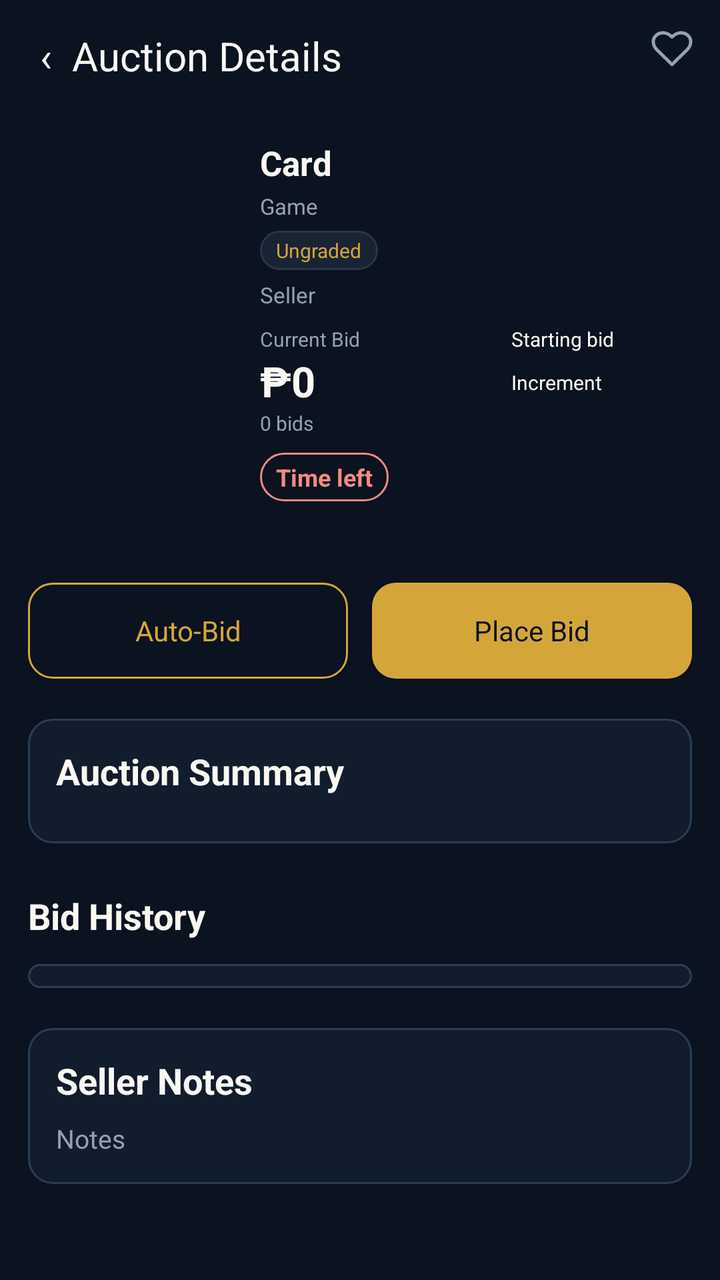
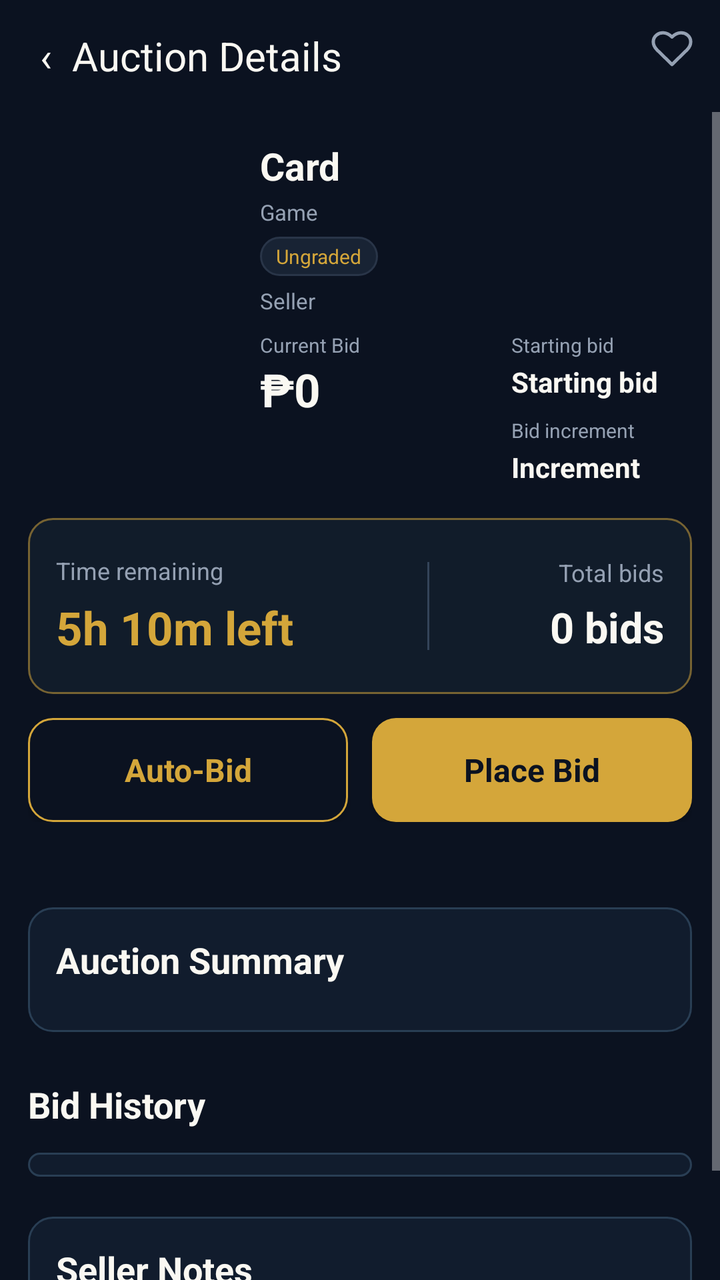

An Android layout rendered at two revisions. The XML below is the earlier revision; the diff shows what the commit changed to produce the second picture.
<!-- AndroidManifest.xml: application theme Theme.Deckbid -->
<!-- res/layout/activity_auction_details.xml -->
<?xml version="1.0" encoding="utf-8"?>
<LinearLayout xmlns:android="http://schemas.android.com/apk/res/android"
        android:layout_width="match_parent"
        android:layout_height="match_parent"
        android:orientation="vertical"
        android:fitsSystemWindows="true"
        android:background="#0B1220">
    <LinearLayout
        android:layout_width="match_parent"
        android:layout_height="56dp"
        android:orientation="horizontal"
        android:gravity="center_vertical">
        <Button
        android:id="@+id/auction_back"
        android:layout_width="0dp"
        android:layout_height="56dp"
        android:background="@android:color/transparent"
        android:backgroundTint="@null"
        android:text="‹  Auction Details"
        android:textSize="20sp"
        android:textAllCaps="false"
        android:textColor="#FAF8F2"
        android:layout_weight="1"
        android:gravity="start|center_vertical"
        android:paddingStart="20dp"
        android:paddingEnd="20dp" />
        <ImageButton
        android:id="@+id/auction_save"
        android:layout_width="48dp"
        android:layout_height="48dp"
        android:layout_gravity="top|end"
        android:padding="13dp"
        android:src="@drawable/auction_heart"
        android:background="?android:attr/selectableItemBackground"
        android:contentDescription="Save to watchlist" />
    </LinearLayout>
    <ScrollView
        android:layout_width="match_parent"
        android:layout_height="0dp"
        android:layout_weight="1">
        <LinearLayout
        android:layout_width="match_parent"
        android:layout_height="wrap_content"
        android:orientation="vertical"
        android:padding="14dp">
            <LinearLayout
        android:layout_width="match_parent"
        android:layout_height="wrap_content"
        android:orientation="horizontal"
        android:gravity="top">
                <ImageView
        android:id="@+id/detail_auction_image"
        android:layout_width="104dp"
        android:layout_height="158dp"
        android:scaleType="fitCenter"
        android:layout_marginTop="2dp" />
                <LinearLayout
        android:layout_width="0dp"
        android:layout_height="wrap_content"
        android:layout_weight="1"
        android:layout_marginStart="12dp"
        android:orientation="vertical">
                    <TextView
        android:id="@+id/detail_auction_name"
        android:layout_width="match_parent"
        android:layout_height="wrap_content"
        android:text="Card"
        android:textSize="17sp"
        android:textColor="#FAF8F2"
        android:textStyle="bold" />
                    <TextView
        android:id="@+id/detail_auction_game"
        android:layout_width="match_parent"
        android:layout_height="wrap_content"
        android:text="Game"
        android:textSize="11sp"
        android:textColor="#95A1B3"
        android:layout_marginTop="3dp" />
                    <TextView
        android:id="@+id/detail_auction_grade"
        android:layout_width="wrap_content"
        android:layout_height="wrap_content"
        android:text="Ungraded"
        android:textSize="10sp"
        android:textColor="#D4A63A"
        android:layout_marginTop="5dp"
        android:background="@drawable/input_background"
        android:paddingStart="8dp"
        android:paddingEnd="8dp"
        android:paddingTop="3dp"
        android:paddingBottom="3dp" />
                    <TextView
        android:id="@+id/detail_auction_seller"
        android:layout_width="match_parent"
        android:layout_height="wrap_content"
        android:text="Seller"
        android:textSize="11sp"
        android:textColor="#95A1B3"
        android:layout_marginTop="5dp" />
                    <LinearLayout
        android:layout_width="match_parent"
        android:layout_height="wrap_content"
        android:orientation="horizontal"
        android:gravity="top"
        android:layout_marginTop="8dp">
                        <LinearLayout
        android:layout_width="0dp"
        android:layout_height="wrap_content"
        android:layout_weight="1.2"
        android:orientation="vertical">
                            <TextView
        android:layout_width="match_parent"
        android:layout_height="wrap_content"
        android:text="Current Bid"
        android:textSize="10sp"
        android:textColor="#95A1B3" />
                            <TextView
        android:id="@+id/detail_auction_bid"
        android:layout_width="match_parent"
        android:layout_height="wrap_content"
        android:text="₱0"
        android:textSize="21sp"
        android:textColor="#FAF8F2"
        android:textStyle="bold" />
                            <TextView
        android:id="@+id/detail_auction_count"
        android:layout_width="match_parent"
        android:layout_height="wrap_content"
        android:text="0 bids"
        android:textSize="10sp"
        android:textColor="#95A1B3" />
                        </LinearLayout>
                        <LinearLayout
        android:layout_width="0dp"
        android:layout_height="wrap_content"
        android:orientation="vertical"
        android:layout_weight="1"
        android:paddingStart="8dp">
                            <TextView
        android:id="@+id/detail_auction_start"
        android:layout_width="match_parent"
        android:layout_height="wrap_content"
        android:text="Starting bid"
        android:textSize="10sp"
        android:textColor="#FAF8F2" />
                            <TextView
        android:id="@+id/detail_auction_increment"
        android:layout_width="match_parent"
        android:layout_height="wrap_content"
        android:text="Increment"
        android:textSize="10sp"
        android:textColor="#FAF8F2"
        android:layout_marginTop="8dp" />
                        </LinearLayout>
                    </LinearLayout>
                    <TextView
        android:id="@+id/detail_auction_time"
        android:layout_width="wrap_content"
        android:layout_height="wrap_content"
        android:text="Time left"
        android:textSize="12sp"
        android:textColor="#F28B82"
        android:layout_marginTop="8dp"
        android:textStyle="bold"
        android:background="@drawable/auction_time_badge"
        android:paddingStart="8dp"
        android:paddingEnd="8dp"
        android:paddingTop="4dp"
        android:paddingBottom="4dp" />
                </LinearLayout>
            </LinearLayout>
            <TextView
        android:id="@+id/detail_auction_status"
        android:layout_width="match_parent"
        android:layout_height="wrap_content"
        android:text=""
        android:textSize="11sp"
        android:textColor="#D4A63A"
        android:layout_marginTop="10dp" />
            <LinearLayout
        android:layout_width="match_parent"
        android:layout_height="wrap_content"
        android:orientation="horizontal"
        android:gravity="center_vertical"
        android:layout_marginTop="16dp">
                <Button
        android:id="@+id/auction_auto_bid"
        android:layout_width="0dp"
        android:layout_height="48dp"
        android:background="@drawable/button_outline"
        android:backgroundTint="@null"
        android:text="Auto-Bid"
        android:textSize="14sp"
        android:textAllCaps="false"
        android:textColor="#D4A63A"
        android:layout_weight="1"
        android:layout_marginEnd="6dp" />
                <Button
        android:id="@+id/auction_place_bid"
        android:layout_width="0dp"
        android:layout_height="48dp"
        android:background="@drawable/button_gold"
        android:backgroundTint="@null"
        android:text="Place Bid"
        android:textSize="14sp"
        android:textAllCaps="false"
        android:textColor="#0B1220"
        android:layout_weight="1"
        android:layout_marginStart="6dp" />
            </LinearLayout>
            <LinearLayout
        android:layout_width="match_parent"
        android:layout_height="wrap_content"
        android:orientation="vertical"
        android:background="@drawable/binder_panel"
        android:padding="14dp"
        android:layout_marginTop="20dp">
                <TextView
        android:layout_width="match_parent"
        android:layout_height="wrap_content"
        android:text="Auction Summary"
        android:textSize="18sp"
        android:textColor="#FAF8F2"
        android:textStyle="bold"
        android:layout_marginBottom="10dp" />
                <LinearLayout
        android:id="@+id/auction_summary"
        android:layout_width="match_parent"
        android:layout_height="wrap_content"
        android:orientation="vertical" />
            </LinearLayout>
            <TextView
        android:layout_width="match_parent"
        android:layout_height="wrap_content"
        android:text="Bid History"
        android:textSize="18sp"
        android:textColor="#FAF8F2"
        android:textStyle="bold"
        android:layout_marginTop="24dp"
        android:layout_marginBottom="12dp" />
            <LinearLayout
        android:id="@+id/auction_history"
        android:layout_width="match_parent"
        android:layout_height="wrap_content"
        android:orientation="vertical"
        android:background="@drawable/binder_panel"
        android:padding="6dp" />
            <LinearLayout
        android:layout_width="match_parent"
        android:layout_height="wrap_content"
        android:orientation="vertical"
        android:layout_marginTop="20dp"
        android:background="@drawable/binder_panel"
        android:padding="14dp">
                <TextView
        android:layout_width="match_parent"
        android:layout_height="wrap_content"
        android:text="Seller Notes"
        android:textSize="18sp"
        android:textColor="#FAF8F2"
        android:textStyle="bold" />
                <TextView
        android:id="@+id/auction_notes"
        android:layout_width="match_parent"
        android:layout_height="wrap_content"
        android:text="Notes"
        android:textSize="13sp"
        android:textColor="#95A1B3"
        android:layout_marginTop="8dp" />
            </LinearLayout>
        </LinearLayout>
    </ScrollView>
</LinearLayout>
<!-- resources referenced by this layout -->
<resources>
  <!-- drawable auction_heart (drawable) -->
  <?xml version="1.0" encoding="utf-8"?>
  <vector xmlns:android="http://schemas.android.com/apk/res/android"
      android:width="22dp"
      android:height="22dp"
      android:viewportWidth="24"
      android:viewportHeight="24">
      <path
          android:fillColor="#00000000"
          android:strokeColor="#95A1B3"
          android:strokeWidth="1.8"
          android:strokeLineJoin="round"
          android:pathData="M12,21 L3.8,13 C-2,7 6,0 12,6 C18,0 26,7 20.2,13 Z"/>
  </vector>
  <!-- drawable auction_time_badge (drawable) -->
  <shape xmlns:android="http://schemas.android.com/apk/res/android" android:shape="rectangle"><solid android:color="#0B1220"/><stroke android:width="1dp" android:color="#F28B82"/><corners android:radius="14dp"/></shape>
  <!-- drawable binder_panel (drawable) -->
  <?xml version="1.0" encoding="utf-8"?>
  <shape xmlns:android="http://schemas.android.com/apk/res/android">
      <solid
          android:color="#111C2D"/>
      <corners
          android:radius="12dp"/>
      <stroke
          android:width="1dp"
          android:color="#293E54"/>
  </shape>
  <!-- drawable button_gold (drawable) -->
  <?xml version="1.0" ?>
  <shape xmlns:android="http://schemas.android.com/apk/res/android" android:shape="rectangle">
      <solid android:color="@color/gold"/>
      <corners android:radius="12dp"/>
  </shape>
  <!-- drawable button_outline (drawable) -->
  <?xml version="1.0" ?>
  <shape xmlns:android="http://schemas.android.com/apk/res/android" android:shape="rectangle">
      <solid android:color="@color/background"/>
      <corners android:radius="12dp"/>
      <stroke
          android:width="1dp"
          android:color="@color/gold"/>
  </shape>
  <!-- drawable input_background (drawable) -->
  <?xml version="1.0" ?>
  <shape xmlns:android="http://schemas.android.com/apk/res/android" android:shape="rectangle">
      <solid android:color="@color/surface"/>
      <corners android:radius="12dp"/>
      <stroke
          android:width="1dp"
          android:color="@color/border"/>
  </shape>
  <style name="Theme.Deckbid" parent="android:style/Theme.Material.NoActionBar">
          <item name="android:fontFamily">sans-serif</item>
          <item name="android:colorAccent">#D4A63A</item>
          <item name="android:windowBackground">#0B1220</item>
          <item name="android:statusBarColor">#0B1220</item>
          <item name="android:navigationBarColor">#0B1220</item>
          <item name="android:windowLightStatusBar">false</item>
      </style>
  <color name="gold">#D4A63A</color>
  <color name="background">#0B1220</color>
  <color name="surface">#182334</color>
  <color name="border">#293548</color>
</resources>

<!-- the commit's change to res/layout/activity_auction_details.xml (unified diff, before → after) -->
@@ -65,7 +65,7 @@
         android:layout_width="match_parent"
         android:layout_height="wrap_content"
         android:text="Card"
-        android:textSize="17sp"
+        android:textSize="19sp"
         android:textColor="#FAF8F2"
         android:textStyle="bold" />
                     <TextView
@@ -119,16 +119,9 @@
         android:layout_width="match_parent"
         android:layout_height="wrap_content"
         android:text="₱0"
-        android:textSize="21sp"
-        android:textColor="#FAF8F2"
-        android:textStyle="bold" />
-                            <TextView
-        android:id="@+id/detail_auction_count"
-        android:layout_width="match_parent"
-        android:layout_height="wrap_content"
-        android:text="0 bids"
-        android:textSize="10sp"
-        android:textColor="#95A1B3" />
+        android:textSize="23sp"
+        android:textColor="#FAF8F2"
+        android:textStyle="bold" />
                         </LinearLayout>
                         <LinearLayout
         android:layout_width="0dp"
@@ -137,37 +130,144 @@
         android:layout_weight="1"
         android:paddingStart="8dp">
                             <TextView
-        android:id="@+id/detail_auction_start"
         android:layout_width="match_parent"
         android:layout_height="wrap_content"
         android:text="Starting bid"
         android:textSize="10sp"
-        android:textColor="#FAF8F2" />
+        android:textColor="#95A1B3"
+        android:layout_marginTop="0dp" />
+                            <TextView
+        android:id="@+id/detail_auction_start"
+        android:layout_width="match_parent"
+        android:layout_height="wrap_content"
+        android:text="Starting bid"
+        android:textSize="14sp"
+        android:textColor="#FAF8F2"
+        android:layout_marginTop="2dp"
+        android:textStyle="bold" />
+                            <TextView
+        android:layout_width="match_parent"
+        android:layout_height="wrap_content"
+        android:text="Bid increment"
+        android:textSize="10sp"
+        android:textColor="#95A1B3"
+        android:layout_marginTop="8dp" />
                             <TextView
         android:id="@+id/detail_auction_increment"
         android:layout_width="match_parent"
         android:layout_height="wrap_content"
         android:text="Increment"
-        android:textSize="10sp"
-        android:textColor="#FAF8F2"
-        android:layout_marginTop="8dp" />
+        android:textSize="14sp"
+        android:textColor="#FAF8F2"
+        android:layout_marginTop="2dp"
+        android:textStyle="bold" />
                         </LinearLayout>
                     </LinearLayout>
+                </LinearLayout>
+            </LinearLayout>
+            <LinearLayout
+        android:layout_width="match_parent"
+        android:layout_height="wrap_content"
+        android:orientation="horizontal"
+        android:gravity="center_vertical"
+        android:background="@drawable/auction_focus_panel"
+        android:padding="14dp"
+        android:layout_marginTop="16dp"
+        android:minHeight="88dp"
+        android:baselineAligned="false">
+                <LinearLayout
+        android:layout_width="0dp"
+        android:layout_height="wrap_content"
+        android:layout_weight="1.7"
+        android:orientation="vertical">
+                    <TextView
+        android:layout_width="match_parent"
+        android:layout_height="wrap_content"
+        android:text="Time remaining"
+        android:textSize="12sp"
+        android:textColor="#95A1B3" />
                     <TextView
         android:id="@+id/detail_auction_time"
-        android:layout_width="wrap_content"
-        android:layout_height="wrap_content"
-        android:text="Time left"
+        android:layout_width="match_parent"
+        android:layout_height="wrap_content"
+        android:text="5h 10m left"
+        android:textColor="#D4A63A"
+        android:textSize="23sp"
+        android:textStyle="bold"
+        android:layout_marginTop="5dp" />
+                </LinearLayout>
+                <View
+        android:layout_width="1dp"
+        android:layout_height="44dp"
+        android:background="#344459"
+        android:layout_marginStart="10dp"
+        android:layout_marginEnd="14dp" />
+                <LinearLayout
+        android:layout_width="0dp"
+        android:layout_height="wrap_content"
+        android:layout_weight="1"
+        android:orientation="vertical"
+        android:gravity="end">
+                    <TextView
+        android:layout_width="match_parent"
+        android:layout_height="wrap_content"
+        android:text="Total bids"
         android:textSize="12sp"
-        android:textColor="#F28B82"
-        android:layout_marginTop="8dp"
-        android:textStyle="bold"
-        android:background="@drawable/auction_time_badge"
-        android:paddingStart="8dp"
-        android:paddingEnd="8dp"
-        android:paddingTop="4dp"
-        android:paddingBottom="4dp" />
+        android:textColor="#95A1B3"
+        android:gravity="end" />
+                    <TextView
+        android:id="@+id/detail_auction_count"
+        android:layout_width="match_parent"
+        android:layout_height="wrap_content"
+        android:text="0 bids"
+        android:textSize="21sp"
+        android:textColor="#FAF8F2"
+        android:textStyle="bold"
+        android:gravity="end"
+        android:layout_marginTop="5dp" />
                 </LinearLayout>
+            </LinearLayout>
+            <LinearLayout
+        android:layout_width="match_parent"
+        android:layout_height="wrap_content"
+        android:orientation="horizontal"
+        android:gravity="center_vertical"
+        android:layout_marginTop="12dp"
+        android:baselineAligned="false">
+                <Button
+        android:id="@+id/auction_auto_bid"
+        android:layout_width="0dp"
+        android:layout_height="52dp"
+        android:background="@drawable/button_outline"
+        android:backgroundTint="@null"
+        android:text="Auto-Bid"
+        android:textSize="16sp"
+        android:textAllCaps="false"
+        android:textColor="#D4A63A"
+        android:layout_weight="1"
+        android:layout_marginEnd="6dp"
+        android:textStyle="bold"
+        android:gravity="center"
+        android:paddingStart="4dp"
+        android:paddingEnd="4dp"
+        android:minWidth="0dp" />
+                <Button
+        android:id="@+id/auction_place_bid"
+        android:layout_width="0dp"
+        android:layout_height="52dp"
+        android:background="@drawable/button_gold"
+        android:backgroundTint="@null"
+        android:text="Place Bid"
+        android:textSize="16sp"
+        android:textAllCaps="false"
+        android:textColor="#0B1220"
+        android:layout_weight="1"
+        android:layout_marginStart="6dp"
+        android:textStyle="bold"
+        android:gravity="center"
+        android:paddingStart="4dp"
+        android:paddingEnd="4dp"
+        android:minWidth="0dp" />
             </LinearLayout>
             <TextView
         android:id="@+id/detail_auction_status"
@@ -176,38 +276,7 @@
         android:text=""
         android:textSize="11sp"
         android:textColor="#D4A63A"
-        android:layout_marginTop="10dp" />
-            <LinearLayout
-        android:layout_width="match_parent"
-        android:layout_height="wrap_content"
-        android:orientation="horizontal"
-        android:gravity="center_vertical"
-        android:layout_marginTop="16dp">
-                <Button
-        android:id="@+id/auction_auto_bid"
-        android:layout_width="0dp"
-        android:layout_height="48dp"
-        android:background="@drawable/button_outline"
-        android:backgroundTint="@null"
-        android:text="Auto-Bid"
-        android:textSize="14sp"
-        android:textAllCaps="false"
-        android:textColor="#D4A63A"
-        android:layout_weight="1"
-        android:layout_marginEnd="6dp" />
-                <Button
-        android:id="@+id/auction_place_bid"
-        android:layout_width="0dp"
-        android:layout_height="48dp"
-        android:background="@drawable/button_gold"
-        android:backgroundTint="@null"
-        android:text="Place Bid"
-        android:textSize="14sp"
-        android:textAllCaps="false"
-        android:textColor="#0B1220"
-        android:layout_weight="1"
-        android:layout_marginStart="6dp" />
-            </LinearLayout>
+        android:layout_marginTop="8dp" />
             <LinearLayout
         android:layout_width="match_parent"
         android:layout_height="wrap_content"
<!-- resource entries referenced after the edit -->
@@ -1,5 +1,12 @@
 <!-- resources referenced by this layout -->
 <resources>
+  <!-- drawable auction_focus_panel (drawable) -->
+  <?xml version="1.0" encoding="utf-8"?>
+  <shape xmlns:android="http://schemas.android.com/apk/res/android" android:shape="rectangle">
+      <solid android:color="#111C2A"/>
+      <corners android:radius="12dp"/>
+      <stroke android:width="1dp" android:color="#776332"/>
+  </shape>
   <!-- drawable auction_heart (drawable) -->
   <?xml version="1.0" encoding="utf-8"?>
   <vector xmlns:android="http://schemas.android.com/apk/res/android"
@@ -14,8 +21,6 @@
           android:strokeLineJoin="round"
           android:pathData="M12,21 L3.8,13 C-2,7 6,0 12,6 C18,0 26,7 20.2,13 Z"/>
   </vector>
-  <!-- drawable auction_time_badge (drawable) -->
-  <shape xmlns:android="http://schemas.android.com/apk/res/android" android:shape="rectangle"><solid android:color="#0B1220"/><stroke android:width="1dp" android:color="#F28B82"/><corners android:radius="14dp"/></shape>
   <!-- drawable binder_panel (drawable) -->
   <?xml version="1.0" encoding="utf-8"?>
   <shape xmlns:android="http://schemas.android.com/apk/res/android">
@@ -58,6 +63,8 @@
           <item name="android:statusBarColor">#0B1220</item>
           <item name="android:navigationBarColor">#0B1220</item>
           <item name="android:windowLightStatusBar">false</item>
+          <item name="android:colorBackground">#0B1220</item>
+          <item name="android:windowAnimationStyle">@null</item>
       </style>
   <color name="gold">#D4A63A</color>
   <color name="background">#0B1220</color>
